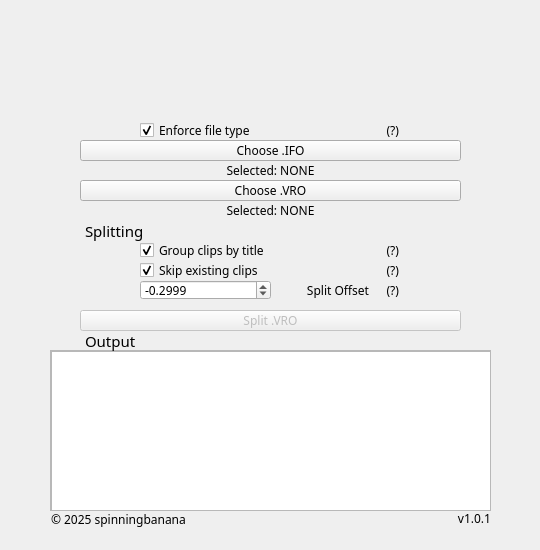
Above: form.ui from spinningbanana/dvd-rtr-vmg0-splitter before the change. Below: the same form after it.
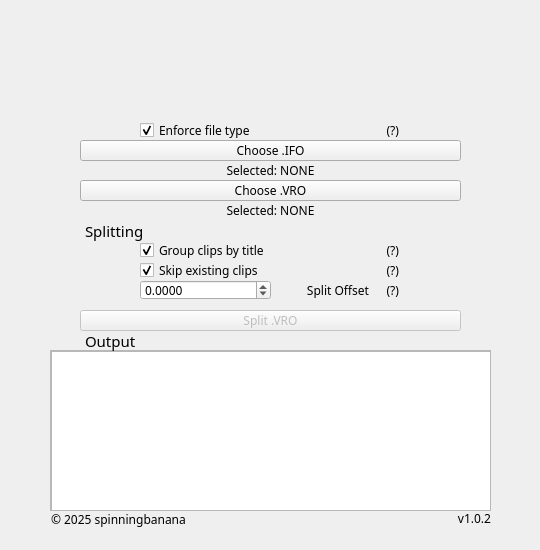
That is the form after the change.

```diff
--- a/form.ui
+++ b/form.ui
@@ -313,7 +313,7 @@
     <double>0.000100000000000</double>
    </property>
    <property name="value">
-    <double>-0.299900000000000</double>
+    <double>0.000000000000000</double>
    </property>
   </widget>
   <widget class="QLabel" name="label_offset">
@@ -543,7 +543,7 @@
     </font>
    </property>
    <property name="text">
-    <string>v1.0.1</string>
+    <string>v1.0.2</string>
    </property>
    <property name="alignment">
     <set>Qt::AlignmentFlag::AlignRight|Qt::AlignmentFlag::AlignTop|Qt::AlignmentFlag::AlignTrailing</set>
```
Left out of the diff: 2 changed lines with no effect on the pictures.
